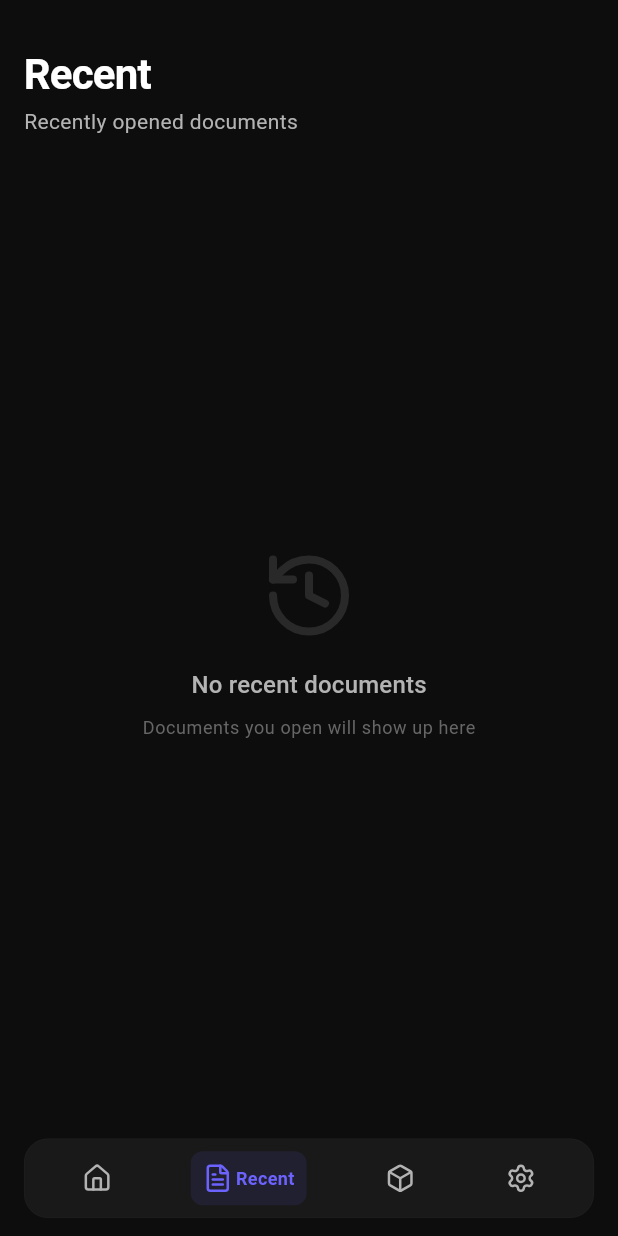
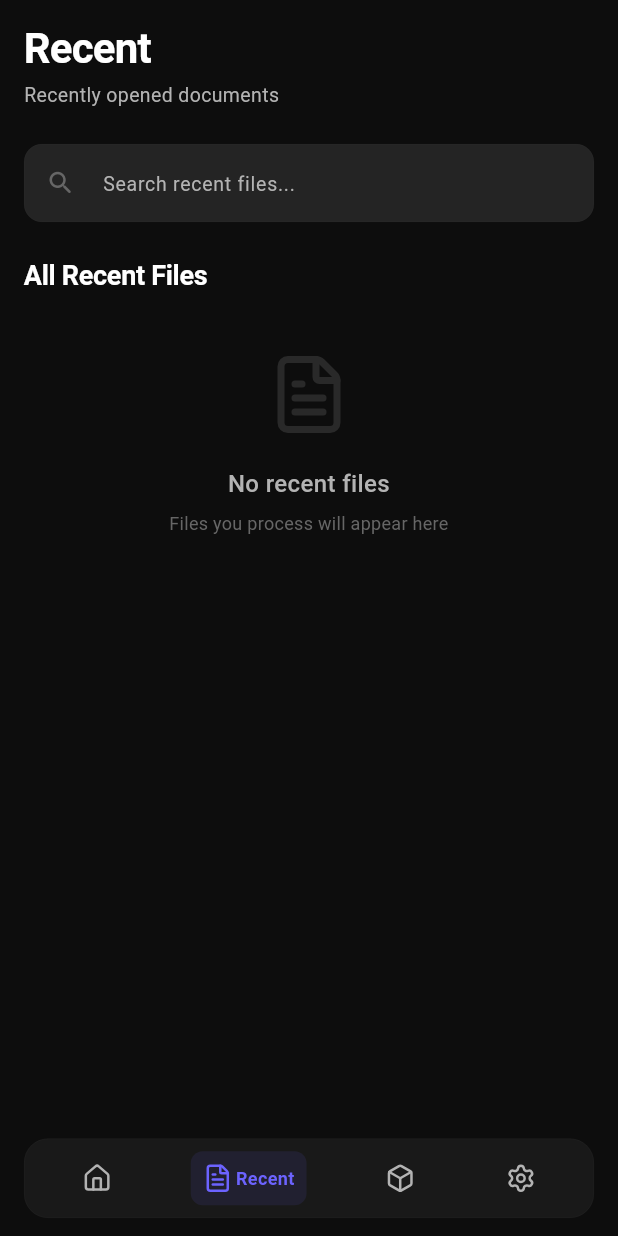
Before and after one commit to lordhanya/NextDoc, a Flutter app: the screen it shows after launch, item 2 of the bottom bar chosen, on a phone screen of 412 x 824 dp. Run offline on Flutter 3.47's test engine with Material 3 defaults, Android fonts, the phone set to English and light mode, and no system bars; our stand-ins replace file_picker, flutter_animate, flutter_lucide, flutter_riverpod, go_router, isar and 4 more; missing offline and left inert: pdfx; accounts and stored records are empty; generated files the repository leaves out were written again; Roboto replaces fonts that are missing (System).

Commit message:
add Search functionality to search documents from Recent Files

```diff
--- /dev/null
+++ b/lib/core/providers/search_provider.dart
@@ -0,0 +1,43 @@
+import 'package:flutter/material.dart';
+import 'package:flutter_riverpod/flutter_riverpod.dart';
+import '../database/recent_file_entity.dart';
+import 'recent_files_provider.dart';
+
+final searchQueryProvider = StateProvider<String>((ref) => '');
+
+final filteredRecentFilesProvider = FutureProvider<List<RecentFileEntity>>((ref) async {
+  final query = ref.watch(searchQueryProvider).trim().toLowerCase();
+  final files = await ref.watch(recentFilesProvider.future);
+
+  if (query.isEmpty) return files;
+
+  return files
+      .where((f) => f.fileName.toLowerCase().contains(query))
+      .toList();
+});
+
+TextSpan highlightText(String text, String query, TextStyle baseStyle, TextStyle highlightStyle) {
+  if (query.isEmpty) {
+    return TextSpan(text: text, style: baseStyle);
+  }
+
+  final lower = text.toLowerCase();
+  final q = query.toLowerCase();
+  final spans = <TextSpan>[];
+  var start = 0;
+
+  while (true) {
+    final idx = lower.indexOf(q, start);
+    if (idx == -1) {
+      spans.add(TextSpan(text: text.substring(start), style: baseStyle));
+      break;
+    }
+    if (idx > start) {
+      spans.add(TextSpan(text: text.substring(start, idx), style: baseStyle));
+    }
+    spans.add(TextSpan(text: text.substring(idx, idx + q.length), style: highlightStyle));
+    start = idx + q.length;
+  }
+
+  return TextSpan(children: spans);
+}
--- a/lib/core/widgets/custom_search_bar.dart
+++ b/lib/core/widgets/custom_search_bar.dart
@@ -1,38 +1,86 @@
+import 'dart:async';
 import 'package:flutter/material.dart';
+import 'package:flutter_riverpod/flutter_riverpod.dart';
 import '../constants/app_colors.dart';
 import '../constants/app_radius.dart';
 import '../constants/app_spacing.dart';
+import '../providers/search_provider.dart';
 import '../theme/typography.dart';
 
-final class CustomSearchBar extends StatelessWidget {
-  final TextEditingController? controller;
-  final ValueChanged<String>? onChanged;
+final class CustomSearchBar extends ConsumerStatefulWidget {
   final String hintText;
 
   const CustomSearchBar({
     super.key,
-    this.controller,
-    this.onChanged,
     this.hintText = 'Search documents...',
   });
+
+  @override
+  ConsumerState<CustomSearchBar> createState() => _CustomSearchBarState();
+}
+
+final class _CustomSearchBarState extends ConsumerState<CustomSearchBar> {
+  final _controller = TextEditingController();
+  final _focusNode = FocusNode();
+  Timer? _debounce;
+  bool _hasFocus = false;
+
+  @override
+  void initState() {
+    super.initState();
+    _focusNode.addListener(_onFocusChange);
+  }
+
+  @override
+  void dispose() {
+    _controller.dispose();
+    _focusNode.dispose();
+    _debounce?.cancel();
+    super.dispose();
+  }
+
+  void _onFocusChange() {
+    setState(() => _hasFocus = _focusNode.hasFocus);
+  }
+
+  void _onChanged(String value) {
+    setState(() {});
+    _debounce?.cancel();
+    _debounce = Timer(const Duration(milliseconds: 250), () {
+      if (mounted) {
+        ref.read(searchQueryProvider.notifier).state = value;
+      }
+    });
+  }
+
+  void _clear() {
+    _controller.clear();
+    ref.read(searchQueryProvider.notifier).state = '';
+    _focusNode.unfocus();
+  }
 
   @override
   Widget build(BuildContext context) {
     return Container(
       decoration: BoxDecoration(
-        color: AppColors.surfaceVariant,
+        color: _hasFocus
+            ? AppColors.card
+            : AppColors.surfaceVariant,
         borderRadius: BorderRadius.circular(AppRadius.lg),
         border: Border.all(
-          color: AppColors.border.withAlpha(80),
-          width: 0.5,
+          color: _hasFocus
+              ? AppColors.primary.withAlpha(100)
+              : AppColors.border.withAlpha(80),
+          width: _hasFocus ? 1.5 : 0.5,
         ),
       ),
       child: TextField(
-        controller: controller,
-        onChanged: onChanged,
+        controller: _controller,
+        focusNode: _focusNode,
+        onChanged: _onChanged,
         style: AppTextStyles.body,
         decoration: InputDecoration(
-          hintText: hintText,
+          hintText: widget.hintText,
           hintStyle: AppTextStyles.bodySmall,
           prefixIcon: const Padding(
             padding: EdgeInsets.all(AppSpacing.md),
@@ -42,6 +90,19 @@ final class CustomSearchBar extends StatelessWidget {
               color: AppColors.textHint,
             ),
           ),
+          suffixIcon: _controller.text.isNotEmpty
+              ? GestureDetector(
+                  onTap: _clear,
+                  child: const Padding(
+                    padding: EdgeInsets.all(AppSpacing.md),
+                    child: Icon(
+                      Icons.close_rounded,
+                      size: 18,
+                      color: AppColors.textHint,
+                    ),
+                  ),
+                )
+              : null,
           border: InputBorder.none,
           enabledBorder: InputBorder.none,
           focusedBorder: InputBorder.none,
--- a/lib/core/widgets/recent_files_section.dart
+++ b/lib/core/widgets/recent_files_section.dart
@@ -8,6 +8,7 @@ import '../constants/app_radius.dart';
 import '../constants/app_spacing.dart';
 import '../database/recent_file_entity.dart';
 import '../providers/recent_files_provider.dart';
+import '../providers/search_provider.dart';
 import '../theme/typography.dart';
 import 'empty_state_widget.dart';
 import 'glass_card.dart';
@@ -30,7 +31,8 @@ final class RecentFilesSection extends ConsumerWidget {
 
   @override
   Widget build(BuildContext context, WidgetRef ref) {
-    final filesAsync = ref.watch(recentFilesProvider);
+    final filesAsync = ref.watch(filteredRecentFilesProvider);
+    final query = ref.watch(searchQueryProvider);
     final files = filesAsync.valueOrNull ?? [];
 
     return Padding(
@@ -47,7 +49,13 @@ final class RecentFilesSection extends ConsumerWidget {
           SectionTitle(
             title: title ?? 'Recent Files',
           ),
-          if (files.isEmpty)
+          if (files.isEmpty && query.isNotEmpty)
+            EmptyStateWidget(
+              icon: LucideIcons.search,
+              title: 'No matching files found',
+              subtitle: 'No results for "$query"',
+            )
+          else if (files.isEmpty)
             const EmptyStateWidget(
               icon: LucideIcons.file_text,
               title: 'No recent files',
@@ -55,8 +63,8 @@ final class RecentFilesSection extends ConsumerWidget {
             )
           else
             displayMode == RecentFilesDisplayMode.grid
-                ? _RecentFilesGrid(files: files)
-                : _RecentFilesList(files: files),
+                ? _RecentFilesGrid(files: files, query: query)
+                : _RecentFilesList(files: files, query: query),
         ],
       ),
     );
@@ -65,8 +73,9 @@ final class RecentFilesSection extends ConsumerWidget {
 
 final class _RecentFilesGrid extends ConsumerWidget {
   final List<RecentFileEntity> files;
+  final String query;
 
-  const _RecentFilesGrid({required this.files});
+  const _RecentFilesGrid({required this.files, required this.query});
 
   @override
   Widget build(BuildContext context, WidgetRef ref) {
@@ -90,16 +99,19 @@ final class _RecentFilesGrid extends ConsumerWidget {
             file: file,
             heroTag: heroTag,
             thumbnailBytes: bytes,
+            query: query,
           ),
           loading: () => _FileCard(
             file: file,
             heroTag: heroTag,
             thumbnailBytes: null,
+            query: query,
           ),
           error: (_, _) => _FileCard(
             file: file,
             heroTag: heroTag,
             thumbnailBytes: null,
+            query: query,
           ),
         );
       },
@@ -109,8 +121,9 @@ final class _RecentFilesGrid extends ConsumerWidget {
 
 final class _RecentFilesList extends ConsumerWidget {
   final List<RecentFileEntity> files;
+  final String query;
 
-  const _RecentFilesList({required this.files});
+  const _RecentFilesList({required this.files, required this.query});
 
   String _formattedSize(int bytes) {
     if (bytes < 1024) return '$bytes B';
@@ -140,25 +153,28 @@ final class _RecentFilesList extends ConsumerWidget {
           file: file,
           formattedSize: _formattedSize(file.fileSize),
           formattedDate: _formatDate(file.createdAt),
+          query: query,
         );
       },
     );
   }
 }
 
-final class _RecentFileRow extends StatelessWidget {
+final class _RecentFileRow extends ConsumerWidget {
   final RecentFileEntity file;
   final String formattedSize;
   final String formattedDate;
+  final String query;
 
   const _RecentFileRow({
     required this.file,
     required this.formattedSize,
     required this.formattedDate,
+    required this.query,
   });
 
   @override
-  Widget build(BuildContext context) {
+  Widget build(BuildContext context, WidgetRef ref) {
     return GlassCard(
       padding: const EdgeInsets.all(AppSpacing.md),
       onTap: () => context.push(
@@ -190,9 +206,16 @@ final class _RecentFileRow extends StatelessWidget {
             child: Column(
               crossAxisAlignment: CrossAxisAlignment.start,
               children: [
-                Text(
-                  file.fileName,
-                  style: AppTextStyles.titleSmall,
+                RichText(
+                  text: highlightText(
+                    file.fileName,
+                    query,
+                    AppTextStyles.titleSmall,
+                    AppTextStyles.titleSmall.copyWith(
+                      color: AppColors.primary,
+                      backgroundColor: AppColors.primary.withAlpha(30),
+                    ),
+                  ),
                   maxLines: 1,
                   overflow: TextOverflow.ellipsis,
                 ),
@@ -221,11 +244,13 @@ final class _FileCard extends StatelessWidget {
   final RecentFileEntity file;
   final String heroTag;
   final Uint8List? thumbnailBytes;
+  final String query;
 
   const _FileCard({
     required this.file,
     required this.heroTag,
     this.thumbnailBytes,
+    required this.query,
   });
 
   String _formattedSize(int bytes) {
@@ -242,6 +267,7 @@ final class _FileCard extends StatelessWidget {
       fileName: file.fileName,
       fileSize: _formattedSize(file.fileSize),
       pageCount: file.pageCount > 0 ? file.pageCount : 1,
+      query: query,
       onTap: () => context.push(
         '/pdf-detail',
         extra: {
--- a/lib/features/recent/recent_page.dart
+++ b/lib/features/recent/recent_page.dart
@@ -1,7 +1,8 @@
 import 'package:flutter/material.dart';
-import 'package:flutter_lucide/flutter_lucide.dart';
-import '../../core/constants/app_colors.dart';
 import '../../core/constants/app_spacing.dart';
+import '../../core/theme/typography.dart';
+import '../../core/widgets/custom_search_bar.dart';
+import '../../core/widgets/recent_files_section.dart';
 
 final class RecentPage extends StatelessWidget {
   const RecentPage({super.key});
@@ -9,51 +10,53 @@ final class RecentPage extends StatelessWidget {
   @override
   Widget build(BuildContext context) {
     return SafeArea(
-      child: Padding(
-        padding: const EdgeInsets.all(AppSpacing.screenPadding),
+      child: CustomScrollView(
+        slivers: [
+          SliverToBoxAdapter(child: _buildHeader()),
+          SliverToBoxAdapter(child: _buildSearchBar()),
+          SliverToBoxAdapter(
+            child: RecentFilesSection(
+              displayMode: RecentFilesDisplayMode.list,
+              title: 'All Recent Files',
+            ),
+          ),
+          const SliverToBoxAdapter(child: SizedBox(height: AppSpacing.xxxl)),
+        ],
+      ),
+    );
+  }
+
+  Widget _buildHeader() {
+    return Padding(
+      padding: const EdgeInsets.fromLTRB(
+        AppSpacing.screenPadding,
+        AppSpacing.lg,
+        AppSpacing.screenPadding,
+        0,
+      ),
       child: Column(
         crossAxisAlignment: CrossAxisAlignment.start,
         children: [
-            const SizedBox(height: AppSpacing.lg),
-            Text(
-              'Recent',
-              style: Theme.of(context).textTheme.headlineLarge,
-            ),
+          Text('Recent', style: AppTextStyles.headline),
           const SizedBox(height: AppSpacing.xs),
           Text(
             'Recently opened documents',
-              style: Theme.of(context).textTheme.bodyMedium,
-            ),
-            const SizedBox(height: AppSpacing.xxl),
-            Expanded(
-              child: Center(
-                child: Column(
-                  mainAxisAlignment: MainAxisAlignment.center,
-                  children: [
-                    Icon(
-                      LucideIcons.history,
-                      size: 64,
-                      color: AppColors.textHint.withAlpha(80),
-                    ),
-                    const SizedBox(height: AppSpacing.lg),
-                    Text(
-                      'No recent documents',
-                      style: Theme.of(context).textTheme.titleMedium?.copyWith(
-                            color: AppColors.textSecondary,
-                          ),
-                    ),
-                    const SizedBox(height: AppSpacing.sm),
-                    Text(
-                      'Documents you open will show up here',
-                      style: Theme.of(context).textTheme.bodySmall,
+            style: AppTextStyles.bodySmall,
           ),
         ],
       ),
+    );
+  }
+
+  Widget _buildSearchBar() {
+    return Padding(
+      padding: const EdgeInsets.fromLTRB(
+        AppSpacing.screenPadding,
+        AppSpacing.xxl,
+        AppSpacing.screenPadding,
+        0,
       ),
-            ),
-          ],
-        ),
-      ),
+      child: CustomSearchBar(hintText: 'Search recent files...'),
     );
   }
 }
```
Also changed, not shown: lib/core/widgets/pdf_thumbnail_card.dart (+13 -3 lines). Lines whose indentation alone changed are shown as unchanged.
